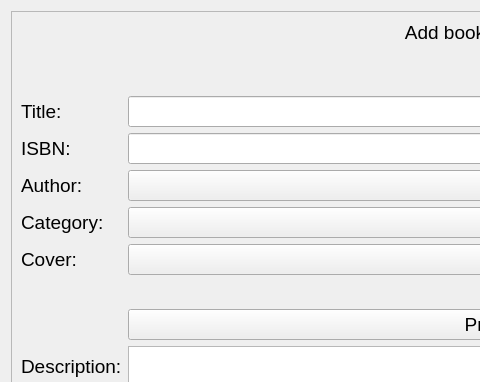
nisaia/P-yQt-ersonal-management-system, file assets/XML/addBook_window.ui: the form before one commit; both pictures show x 0 to 480 and y 0 to 382 of the 890 by 730 pixel window.
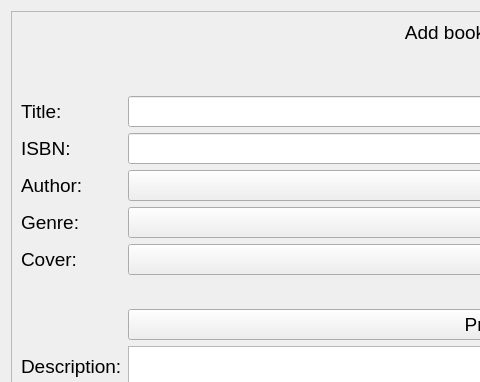
The form after the commit.

```diff
--- a/assets/XML/addBook_window.ui
+++ b/assets/XML/addBook_window.ui
@@ -48,7 +48,7 @@
       <item row="8" column="0">
        <widget class="QLabel" name="category_label">
         <property name="text">
-         <string>Category:</string>
+         <string>Genre:</string>
         </property>
        </widget>
       </item>
```
Left out of the diff: 4 changed lines with no effect on the pictures.
